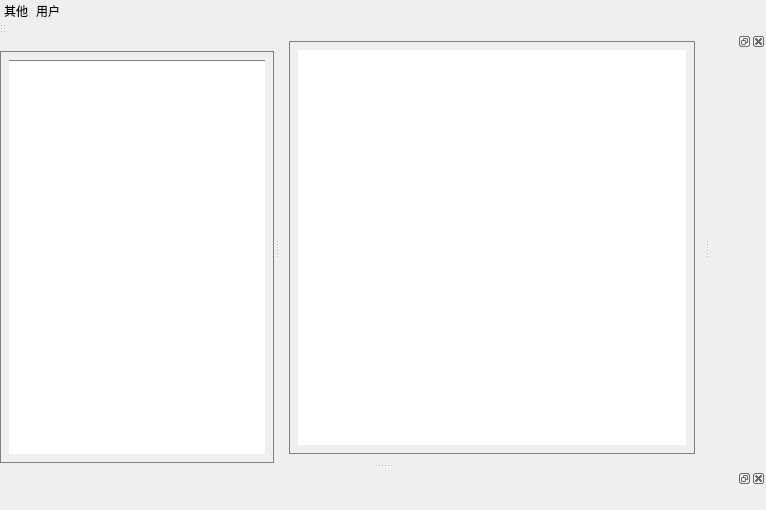
Before: the Qt Designer form teachermainwindow.ui in LUYONGDING/SMS, drawn with Qt 5.
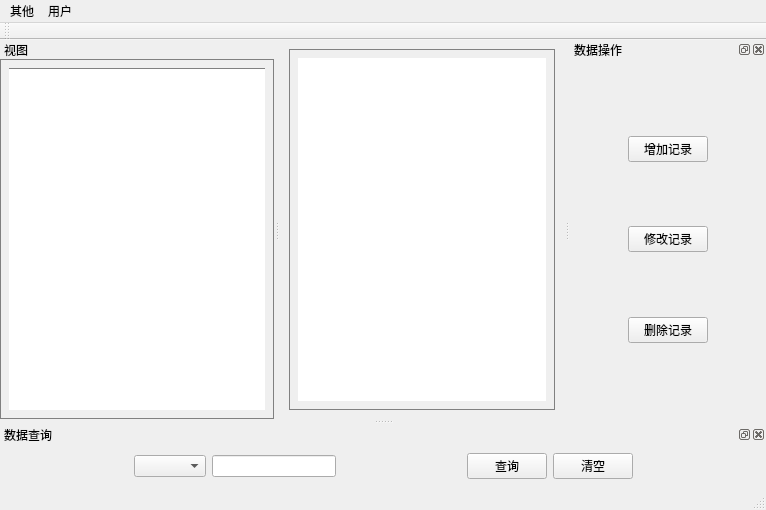
After: the same form once the commit is applied.

Patch:
```diff
--- a/teachermainwindow.ui
+++ b/teachermainwindow.ui
@@ -14,16 +14,13 @@
    <string>MainWindow</string>
   </property>
   <property name="styleSheet">
-   <string notr="true">spacing:0px;
-margin:0px;
-border:0px;
-content:0px;</string>
+   <string notr="true"/>
   </property>
   <widget class="QWidget" name="centralwidget">
    <property name="styleSheet">
     <string notr="true"/>
    </property>
-   <layout class="QVBoxLayout" name="verticalLayout">
+   <layout class="QHBoxLayout" name="horizontalLayout">
     <item>
      <widget class="QWidget" name="widget" native="true">
       <property name="styleSheet">
@@ -83,18 +80,6 @@
     <bool>false</bool>
    </attribute>
   </widget>
-  <widget class="QDockWidget" name="dockWidget_2">
-   <attribute name="dockWidgetArea">
-    <number>8</number>
-   </attribute>
-   <widget class="QWidget" name="dockWidgetContents_2"/>
-  </widget>
-  <widget class="QDockWidget" name="dockWidget_3">
-   <attribute name="dockWidgetArea">
-    <number>2</number>
-   </attribute>
-   <widget class="QWidget" name="dockWidgetContents_3"/>
-  </widget>
   <widget class="QDockWidget" name="dockWidget_left">
    <property name="styleSheet">
     <string notr="true"/>
@@ -105,6 +90,9 @@
    <property name="allowedAreas">
     <set>Qt::LeftDockWidgetArea</set>
    </property>
+   <property name="windowTitle">
+    <string>视图</string>
+   </property>
    <attribute name="dockWidgetArea">
     <number>1</number>
    </attribute>
@@ -124,6 +112,200 @@
     </layout>
    </widget>
   </widget>
+  <widget class="QDockWidget" name="dockWidget_ToolButton">
+   <property name="allowedAreas">
+    <set>Qt::RightDockWidgetArea</set>
+   </property>
+   <property name="windowTitle">
+    <string>数据操作</string>
+   </property>
+   <attribute name="dockWidgetArea">
+    <number>2</number>
+   </attribute>
+   <widget class="QWidget" name="dockWidgetContents">
+    <layout class="QHBoxLayout" name="horizontalLayout_4">
+     <item>
+      <widget class="QWidget" name="widget_2" native="true">
+       <layout class="QGridLayout" name="gridLayout">
+        <item row="1" column="0">
+         <spacer name="horizontalSpacer">
+          <property name="orientation">
+           <enum>Qt::Horizontal</enum>
+          </property>
+          <property name="sizeHint" stdset="0">
+           <size>
+            <width>40</width>
+            <height>20</height>
+           </size>
+          </property>
+         </spacer>
+        </item>
+        <item row="4" column="1">
+         <spacer name="verticalSpacer_4">
+          <property name="orientation">
+           <enum>Qt::Vertical</enum>
+          </property>
+          <property name="sizeHint" stdset="0">
+           <size>
+            <width>20</width>
+            <height>40</height>
+           </size>
+          </property>
+         </spacer>
+        </item>
+        <item row="5" column="1">
+         <widget class="QPushButton" name="pushButton_delete">
+          <property name="text">
+           <string>删除记录</string>
+          </property>
+         </widget>
+        </item>
+        <item row="6" column="1">
+         <spacer name="verticalSpacer">
+          <property name="orientation">
+           <enum>Qt::Vertical</enum>
+          </property>
+          <property name="sizeHint" stdset="0">
+           <size>
+            <width>20</width>
+            <height>40</height>
+           </size>
+          </property>
+         </spacer>
+        </item>
+        <item row="0" column="1">
+         <spacer name="verticalSpacer_2">
+          <property name="orientation">
+           <enum>Qt::Vertical</enum>
+          </property>
+          <property name="sizeHint" stdset="0">
+           <size>
+            <width>20</width>
+            <height>40</height>
+           </size>
+          </property>
+         </spacer>
+        </item>
+        <item row="1" column="2">
+         <spacer name="horizontalSpacer_2">
+          <property name="orientation">
+           <enum>Qt::Horizontal</enum>
+          </property>
+          <property name="sizeHint" stdset="0">
+           <size>
+            <width>40</width>
+            <height>20</height>
+           </size>
+          </property>
+         </spacer>
+        </item>
+        <item row="3" column="1">
+         <widget class="QPushButton" name="pushButton_change">
+          <property name="text">
+           <string>修改记录</string>
+          </property>
+         </widget>
+        </item>
+        <item row="1" column="1">
+         <widget class="QPushButton" name="pushButton_add">
+          <property name="text">
+           <string>增加记录</string>
+          </property>
+         </widget>
+        </item>
+        <item row="2" column="1">
+         <spacer name="verticalSpacer_3">
+          <property name="orientation">
+           <enum>Qt::Vertical</enum>
+          </property>
+          <property name="sizeHint" stdset="0">
+           <size>
+            <width>20</width>
+            <height>40</height>
+           </size>
+          </property>
+         </spacer>
+        </item>
+       </layout>
+      </widget>
+     </item>
+    </layout>
+   </widget>
+  </widget>
+  <widget class="QDockWidget" name="dockWidget_2">
+   <property name="allowedAreas">
+    <set>Qt::BottomDockWidgetArea</set>
+   </property>
+   <property name="windowTitle">
+    <string>数据查询</string>
+   </property>
+   <attribute name="dockWidgetArea">
+    <number>8</number>
+   </attribute>
+   <widget class="QWidget" name="dockWidgetContents_2">
+    <layout class="QHBoxLayout" name="horizontalLayout_2">
+     <item>
+      <spacer name="horizontalSpacer_3">
+       <property name="orientation">
+        <enum>Qt::Horizontal</enum>
+       </property>
+       <property name="sizeHint" stdset="0">
+        <size>
+         <width>40</width>
+         <height>20</height>
+        </size>
+       </property>
+      </spacer>
+     </item>
+     <item>
+      <widget class="QComboBox" name="comboBox"/>
+     </item>
+     <item>
+      <widget class="QLineEdit" name="lineEdit"/>
+     </item>
+     <item>
+      <spacer name="horizontalSpacer_5">
+       <property name="orientation">
+        <enum>Qt::Horizontal</enum>
+       </property>
+       <property name="sizeHint" stdset="0">
+        <size>
+         <width>40</width>
+         <height>20</height>
+        </size>
+       </property>
+      </spacer>
+     </item>
+     <item>
+      <widget class="QPushButton" name="pushButton_search">
+       <property name="text">
+        <string>查询</string>
+       </property>
+      </widget>
+     </item>
+     <item>
+      <widget class="QPushButton" name="pushButton_reset">
+       <property name="text">
+        <string>清空</string>
+       </property>
+      </widget>
+     </item>
+     <item>
+      <spacer name="horizontalSpacer_4">
+       <property name="orientation">
+        <enum>Qt::Horizontal</enum>
+       </property>
+       <property name="sizeHint" stdset="0">
+        <size>
+         <width>40</width>
+         <height>20</height>
+        </size>
+       </property>
+      </spacer>
+     </item>
+    </layout>
+   </widget>
+  </widget>
   <action name="actionabout">
    <property name="text">
     <string>关于</string>
```
Left out of the diff: 2 changed lines with no effect on the pictures.
